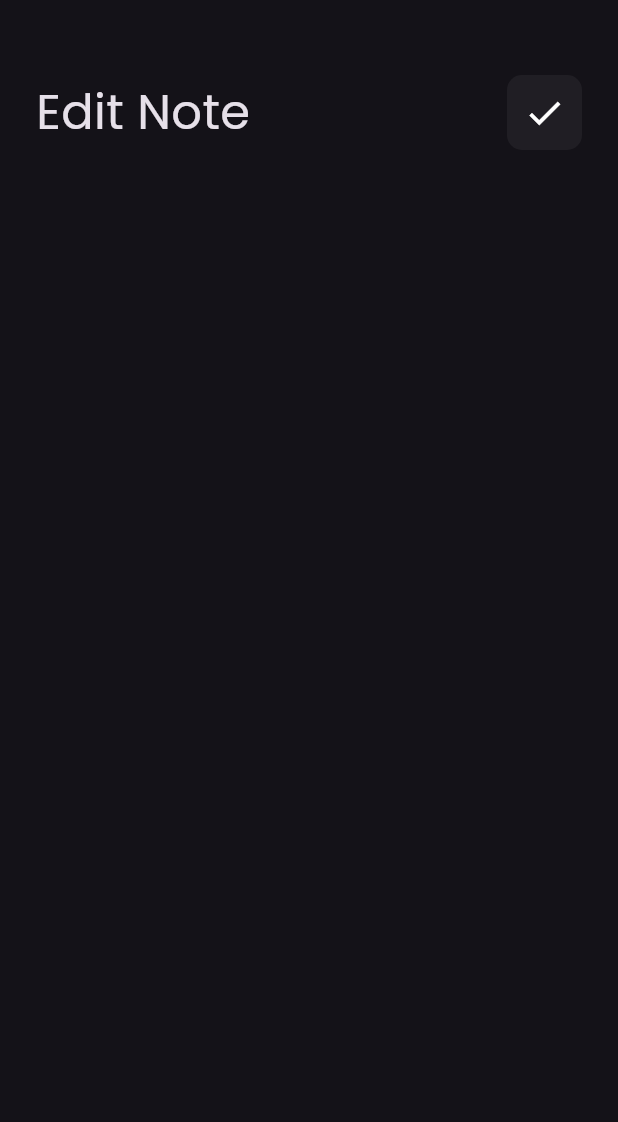
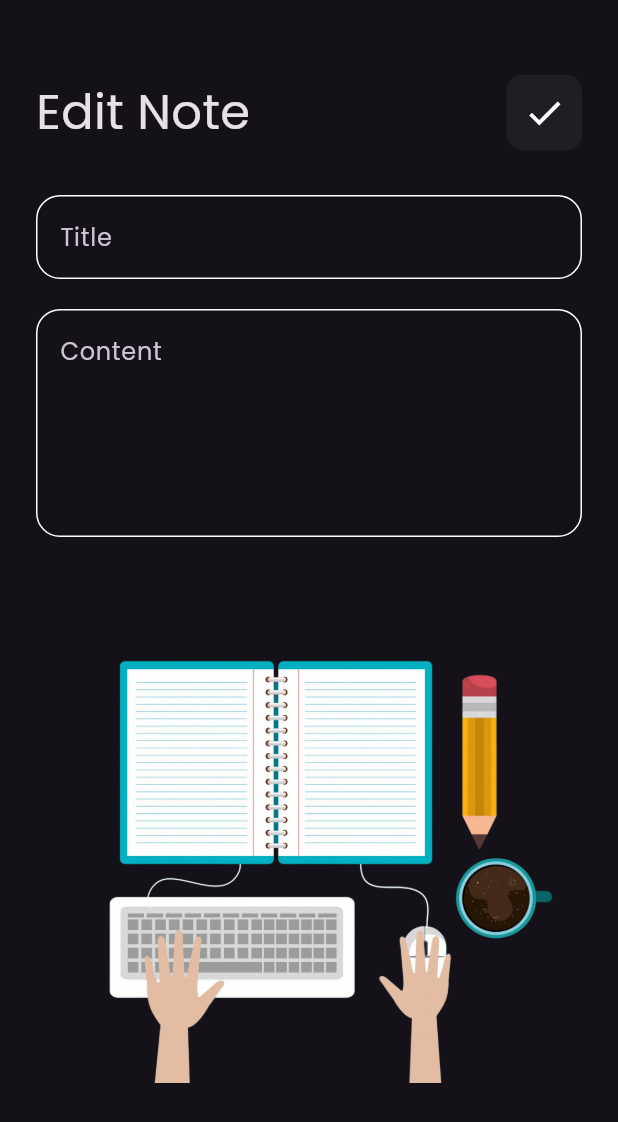
Before and after one commit to MariamEssam5/My-Notes-App, a Flutter app: the EditNotesView screen opened directly, on a phone screen of 412 x 824 dp. Shown: the top 1122 px of the screen. Run offline on Flutter 3.47's test engine with Material 3 defaults, Android fonts, the phone set to English and light mode, and no system bars.

Commit message:
edit note view ui done

```diff
--- a/lib/views/widgets/edit_view_body.dart
+++ b/lib/views/widgets/edit_view_body.dart
@@ -2,6 +2,7 @@ import 'package:flutter/cupertino.dart';
 import 'package:flutter/foundation.dart';
 import 'package:flutter/material.dart';
 import 'package:my_notes/views/widgets/custom_app_bar.dart';
+import 'package:my_notes/views/widgets/custom_text_field.dart';
 
 class EditNotesViewBody extends StatelessWidget {
   const EditNotesViewBody({super.key});
@@ -19,6 +20,17 @@ class EditNotesViewBody extends StatelessWidget {
             title: "Edit Note ",
             icon: Icons.check,
           ),
+          SizedBox(
+            height: 30,
+          ),
+          CustomTextField(
+            hint: "Title",
+          ),
+          SizedBox(
+            height: 20,
+          ),
+          CustomTextField(hint: "Content", maxLines: 5),
+          Image.asset("assets/images/abc.png")
         ],
       ),
     );
```
